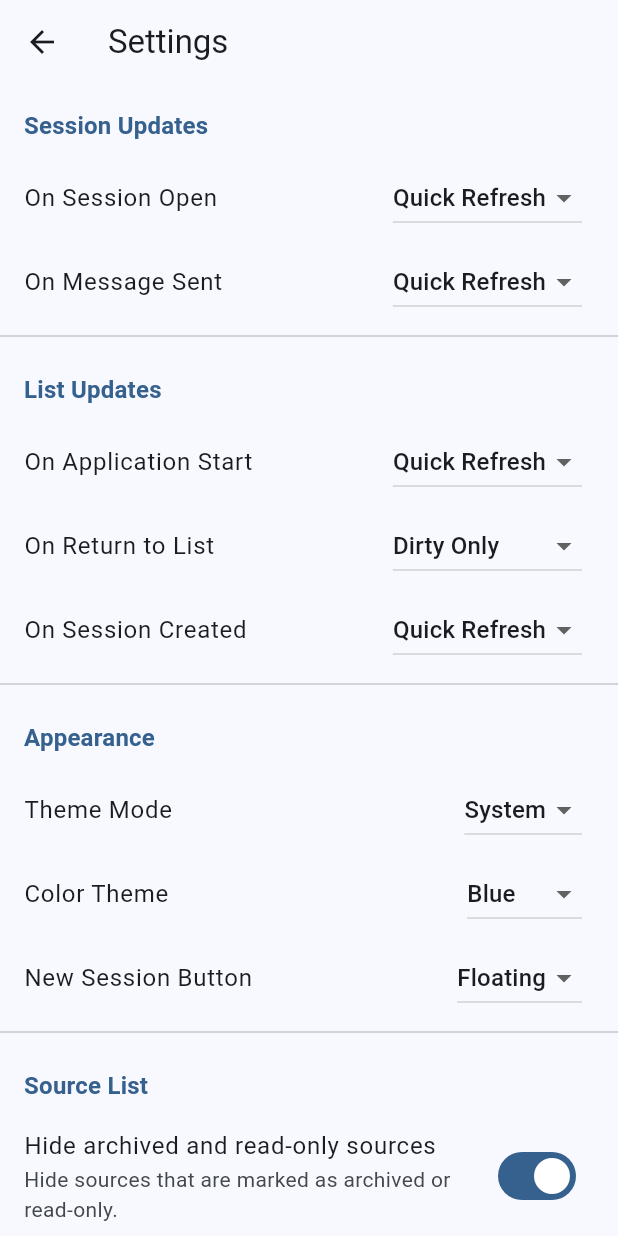
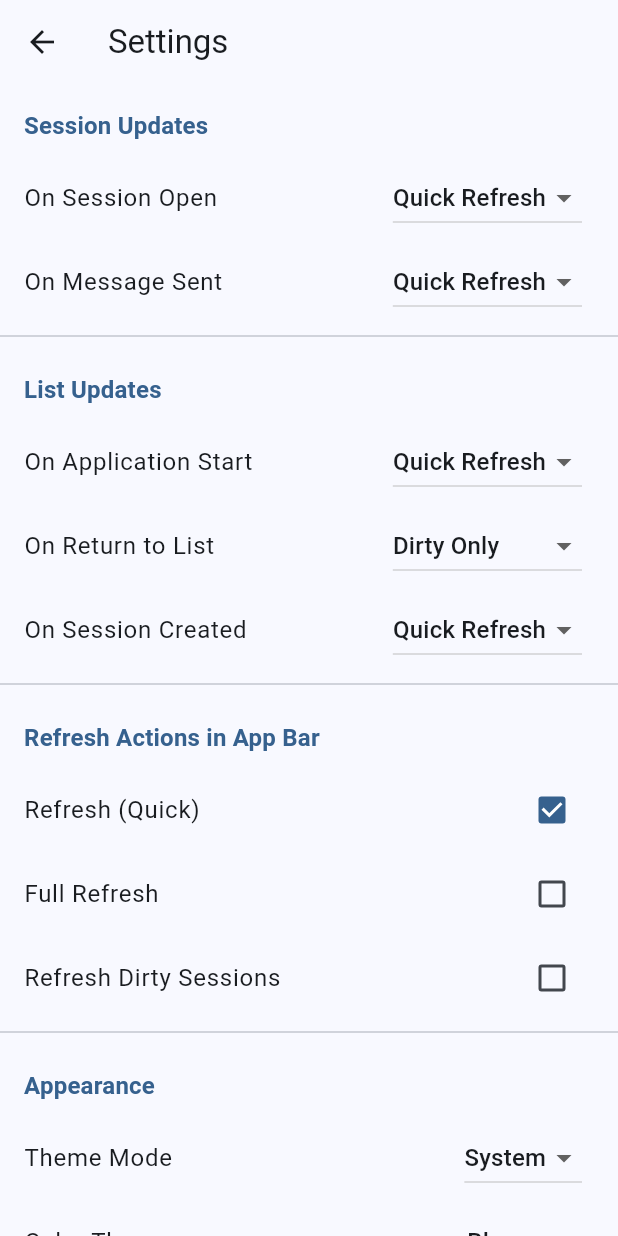
Before and after one commit to arran4/flutter_jules, a Flutter app: the SettingsScreen screen opened by its route, on a phone screen of 412 x 824 dp. Run offline on Flutter 3.47's test engine with Material 3 defaults, Android fonts, the phone set to English and light mode, and no system bars; our stand-ins replace flutter_local_notifications, flutter_markdown, flutter_secure_storage, google_sign_in, shared_preferences; missing offline and left inert: dartobjectutils, desktop_multi_window, duration, tray_manager, window_manager; accounts and stored records are empty; network calls fail.

```diff
--- a/lib/models/enums.dart
+++ b/lib/models/enums.dart
@@ -89,3 +89,9 @@ enum ListRefreshPolicy { none, dirty, watched, quick, full }
 enum FabVisibility { appBar, floating, off, inMenu }
 
 enum DelayUnit { ms, s, min }
+
+enum RefreshButtonAction {
+  refresh,
+  fullRefresh,
+  refreshDirty,
+}
--- a/lib/services/settings_provider.dart
+++ b/lib/services/settings_provider.dart
@@ -39,6 +39,7 @@ class SettingsProvider extends ChangeNotifier {
       'enable_notification_debounce';
   static const String keyNotificationDebounceDuration =
       'notification_debounce_duration';
+  static const String keyAppBarRefreshActions = 'app_bar_refresh_actions';
 
   // Keybindings
   static const String keyEnterKeyAction = 'enter_key_action';
@@ -87,6 +88,9 @@ class SettingsProvider extends ChangeNotifier {
   ThemeMode _themeMode = ThemeMode.system;
   bool _enableNotificationDebounce = false;
   int _notificationDebounceDuration = 5000;
+  Set<RefreshButtonAction> _appBarRefreshActions = {
+    RefreshButtonAction.refresh,
+  };
 
   // Keybinding Actions
   MessageSubmitAction _enterKeyAction = MessageSubmitAction.addNewLine;
@@ -124,6 +128,7 @@ class SettingsProvider extends ChangeNotifier {
   ThemeMode get themeMode => _themeMode;
   bool get enableNotificationDebounce => _enableNotificationDebounce;
   int get notificationDebounceDuration => _notificationDebounceDuration;
+  Set<RefreshButtonAction> get appBarRefreshActions => _appBarRefreshActions;
 
   // Keybinding Getters
   MessageSubmitAction get enterKeyAction => _enterKeyAction;
@@ -208,6 +213,19 @@ class SettingsProvider extends ChangeNotifier {
         _prefs!.getBool(keyEnableNotificationDebounce) ?? false;
     _notificationDebounceDuration =
         _prefs!.getInt(keyNotificationDebounceDuration) ?? 5000;
+
+    if (_prefs!.containsKey(keyAppBarRefreshActions)) {
+      final refreshActionsList =
+          _prefs!.getStringList(keyAppBarRefreshActions) ?? [];
+      _appBarRefreshActions = refreshActionsList
+          .map(
+            (e) => RefreshButtonAction.values.firstWhere(
+              (a) => a.name == e,
+              orElse: () => RefreshButtonAction.refresh,
+            ),
+          )
+          .toSet();
+    }
 
     // Load keybindings
     _enterKeyAction = _loadEnum(
@@ -453,6 +471,17 @@ class SettingsProvider extends ChangeNotifier {
     await _prefs?.setInt(keyNotificationDebounceDuration, value);
   }
 
+  Future<void> setAppBarRefreshActions(
+    Set<RefreshButtonAction> actions,
+  ) async {
+    _appBarRefreshActions = actions;
+    notifyListeners();
+    await _prefs?.setStringList(
+      keyAppBarRefreshActions,
+      actions.map((e) => e.name).toList(),
+    );
+  }
+
   // Keybinding Setters
   Future<void> setEnterKeyAction(MessageSubmitAction action) async {
     _enterKeyAction = action;
--- a/lib/ui/screens/settings_screen.dart
+++ b/lib/ui/screens/settings_screen.dart
@@ -30,6 +30,8 @@ class _SettingsScreenState extends State<SettingsScreen> {
               _buildSessionUpdatesSection(context, settings),
               const Divider(),
               _buildListUpdatesSection(context, settings),
+              const Divider(),
+              _buildRefreshActionsSection(context, settings),
               const Divider(),
               _buildAppearanceSection(context, settings),
               const Divider(),
@@ -232,6 +234,46 @@ class _SettingsScreenState extends State<SettingsScreen> {
         ),
       ],
     );
+  }
+
+  Widget _buildRefreshActionsSection(
+    BuildContext context,
+    SettingsProvider settings,
+  ) {
+    return Column(
+      crossAxisAlignment: CrossAxisAlignment.start,
+      children: [
+        _buildSectionHeader(context, 'Refresh Actions in App Bar'),
+        ...RefreshButtonAction.values.map((action) {
+          return CheckboxListTile(
+            title: Text(_formatRefreshAction(action)),
+            value: settings.appBarRefreshActions.contains(action),
+            onChanged: (value) {
+              final current = Set<RefreshButtonAction>.from(
+                settings.appBarRefreshActions,
+              );
+              if (value == true) {
+                current.add(action);
+              } else {
+                current.remove(action);
+              }
+              settings.setAppBarRefreshActions(current);
+            },
+          );
+        }),
+      ],
+    );
+  }
+
+  String _formatRefreshAction(RefreshButtonAction action) {
+    switch (action) {
+      case RefreshButtonAction.refresh:
+        return 'Refresh (Quick)';
+      case RefreshButtonAction.fullRefresh:
+        return 'Full Refresh';
+      case RefreshButtonAction.refreshDirty:
+        return 'Refresh Dirty Sessions';
+    }
   }
 
   Widget _buildAppearanceSection(
```
Also changed, not shown: lib/ui/screens/session_list_screen.dart (+70 -22 lines), 1 other file.
